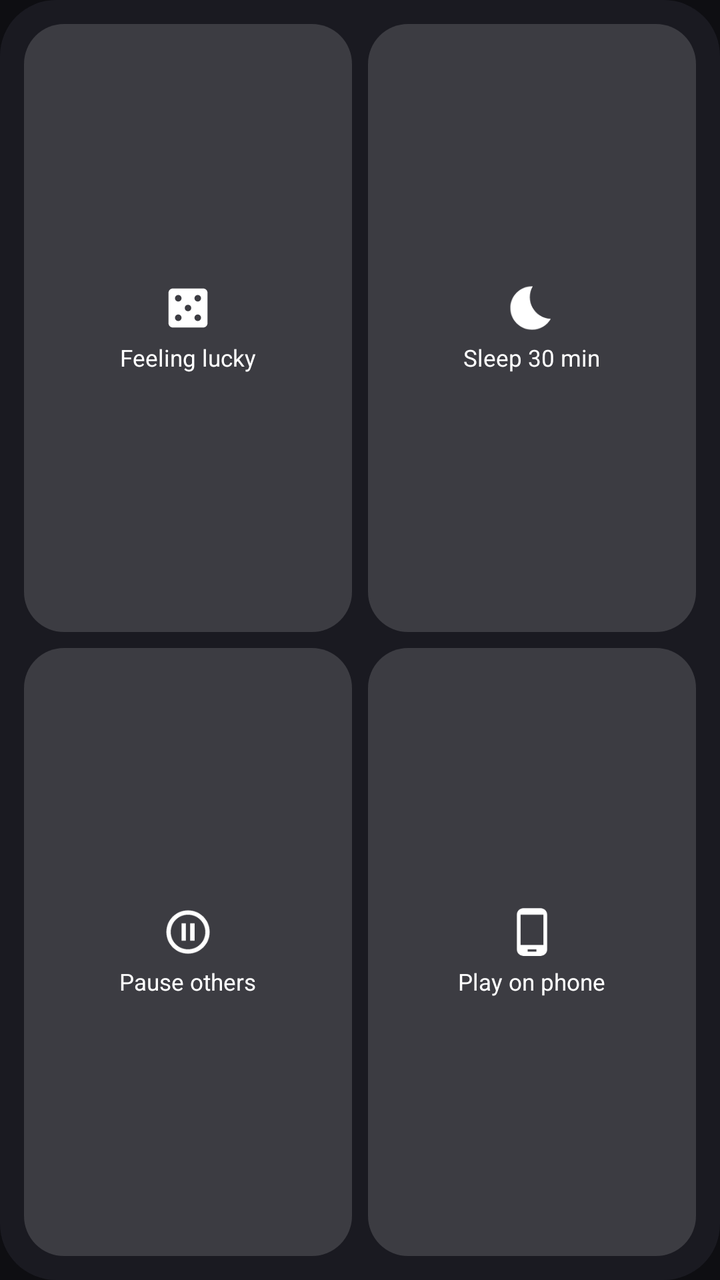
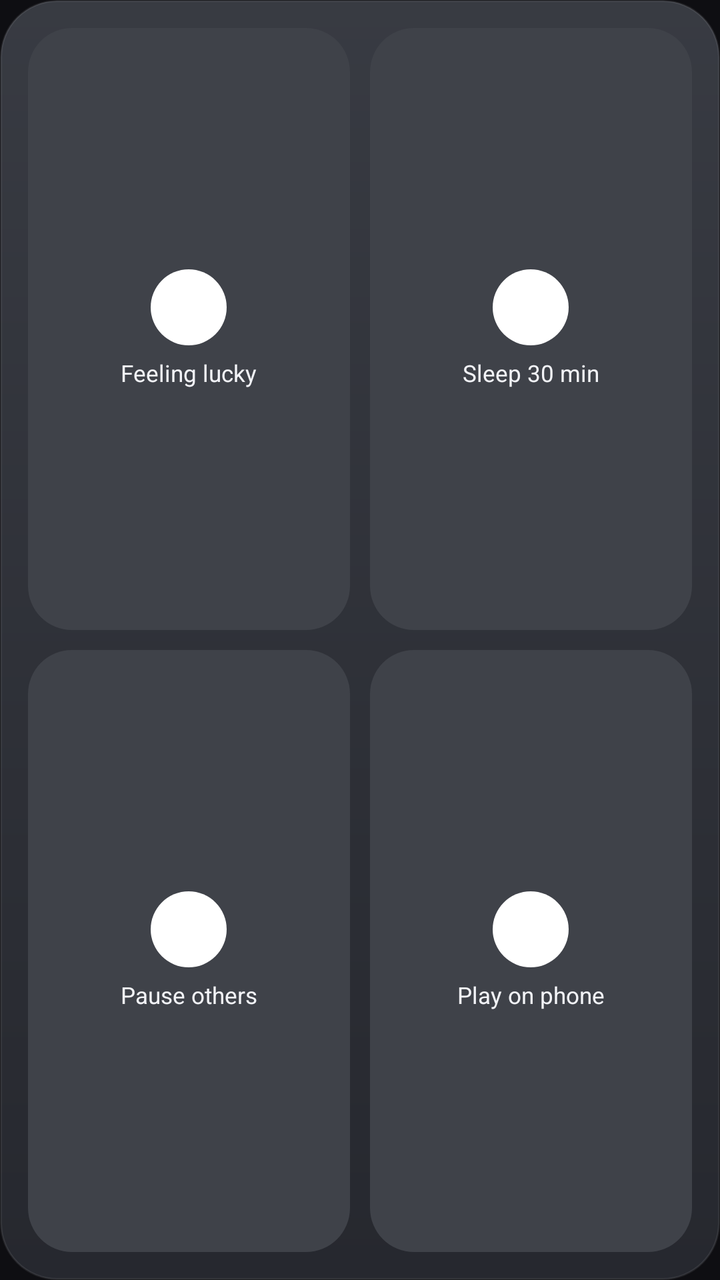

The first picture is an Android layout as it rendered before a commit; the second is the same layout after the commit. The layout source and the unified diff follow.
<!-- AndroidManifest.xml: application theme Theme.Pocketfader -->
<!-- res/layout/widget_actions.xml -->
<?xml version="1.0" encoding="utf-8"?>
<LinearLayout xmlns:android="http://schemas.android.com/apk/res/android" android:id="@+id/root" android:layout_width="match_parent" android:layout_height="match_parent" android:orientation="vertical" android:background="@drawable/widget_bg" android:padding="8dp">
    <LinearLayout android:layout_width="match_parent" android:layout_height="0dp" android:layout_weight="1" android:orientation="horizontal">
        <LinearLayout android:id="@+id/act_lucky" android:layout_width="0dp" android:layout_height="match_parent" android:layout_weight="1" android:layout_margin="4dp"
            android:background="@drawable/widget_tile" android:orientation="vertical" android:gravity="center" android:padding="6dp">
            <ImageView android:id="@+id/act_lucky_icon" android:layout_width="26dp" android:layout_height="26dp" android:src="@drawable/ic_w_dice" android:contentDescription="@null" />
            <TextView android:id="@+id/act_lucky_label" android:layout_width="wrap_content" android:layout_height="wrap_content" android:layout_marginTop="4dp" android:textColor="#FFFFFFFF" android:textSize="11.5sp" android:singleLine="true" android:ellipsize="end" android:text="Feeling lucky" />
        </LinearLayout>
        <LinearLayout android:id="@+id/act_sleep" android:layout_width="0dp" android:layout_height="match_parent" android:layout_weight="1" android:layout_margin="4dp"
            android:background="@drawable/widget_tile" android:orientation="vertical" android:gravity="center" android:padding="6dp">
            <ImageView android:id="@+id/act_sleep_icon" android:layout_width="26dp" android:layout_height="26dp" android:src="@drawable/ic_w_moon" android:contentDescription="@null" />
            <TextView android:id="@+id/act_sleep_label" android:layout_width="wrap_content" android:layout_height="wrap_content" android:layout_marginTop="4dp" android:textColor="#FFFFFFFF" android:textSize="11.5sp" android:singleLine="true" android:ellipsize="end" android:text="Sleep 30 min" />
        </LinearLayout>
    </LinearLayout>
    <LinearLayout android:layout_width="match_parent" android:layout_height="0dp" android:layout_weight="1" android:orientation="horizontal">
        <LinearLayout android:id="@+id/act_pauseall" android:layout_width="0dp" android:layout_height="match_parent" android:layout_weight="1" android:layout_margin="4dp"
            android:background="@drawable/widget_tile" android:orientation="vertical" android:gravity="center" android:padding="6dp">
            <ImageView android:id="@+id/act_pauseall_icon" android:layout_width="26dp" android:layout_height="26dp" android:src="@drawable/ic_w_pause_all" android:contentDescription="@null" />
            <TextView android:id="@+id/act_pauseall_label" android:layout_width="wrap_content" android:layout_height="wrap_content" android:layout_marginTop="4dp" android:textColor="#FFFFFFFF" android:textSize="11.5sp" android:singleLine="true" android:ellipsize="end" android:text="Pause others" />
        </LinearLayout>
        <LinearLayout android:id="@+id/act_switch" android:layout_width="0dp" android:layout_height="match_parent" android:layout_weight="1" android:layout_margin="4dp"
            android:background="@drawable/widget_tile" android:orientation="vertical" android:gravity="center" android:padding="6dp">
            <ImageView android:id="@+id/act_switch_icon" android:layout_width="26dp" android:layout_height="26dp" android:src="@drawable/ic_w_phone" android:contentDescription="@null" />
            <TextView android:id="@+id/act_switch_label" android:layout_width="wrap_content" android:layout_height="wrap_content" android:layout_marginTop="4dp" android:textColor="#FFFFFFFF" android:textSize="11.5sp" android:singleLine="true" android:ellipsize="end" android:text="Play on phone" />
        </LinearLayout>
    </LinearLayout>
</LinearLayout>
<!-- resources referenced by this layout -->
<resources>
  <!-- drawable ic_w_dice (drawable) -->
  <?xml version="1.0" encoding="utf-8"?>
  <vector xmlns:android="http://schemas.android.com/apk/res/android"
      android:width="24dp" android:height="24dp" android:viewportWidth="24" android:viewportHeight="24">
      <path android:fillColor="#FFFFFFFF" android:pathData="M19,3H5c-1.1,0 -2,0.9 -2,2v14c0,1.1 0.9,2 2,2h14c1.1,0 2,-0.9 2,-2V5c0,-1.1 -0.9,-2 -2,-2zM7.5,18c-0.83,0 -1.5,-0.67 -1.5,-1.5S6.67,15 7.5,15s1.5,0.67 1.5,1.5S8.33,18 7.5,18zm0,-9C6.67,9 6,8.33 6,7.5S6.67,6 7.5,6 9,6.67 9,7.5 8.33,9 7.5,9zm4.5,4.5c-0.83,0 -1.5,-0.67 -1.5,-1.5s0.67,-1.5 1.5,-1.5 1.5,0.67 1.5,1.5 -0.67,1.5 -1.5,1.5zm4.5,4.5c-0.83,0 -1.5,-0.67 -1.5,-1.5s0.67,-1.5 1.5,-1.5 1.5,0.67 1.5,1.5 -0.67,1.5 -1.5,1.5zm0,-9c-0.83,0 -1.5,-0.67 -1.5,-1.5S15.67,6 16.5,6s1.5,0.67 1.5,1.5S17.33,9 16.5,9z" />
  </vector>
  <!-- drawable ic_w_moon (drawable) -->
  <?xml version="1.0" encoding="utf-8"?>
  <vector xmlns:android="http://schemas.android.com/apk/res/android"
      android:width="24dp" android:height="24dp" android:viewportWidth="24" android:viewportHeight="24">
      <path android:fillColor="#FFFFFFFF" android:pathData="M12.34,2.02C6.59,1.82 2,6.42 2,12c0,5.52 4.48,10 10,10 3.71,0 6.93,-2.02 8.66,-5.02 -7.51,-0.25 -12.09,-8.43 -8.32,-14.96z" />
  </vector>
  <!-- drawable ic_w_pause_all (drawable) -->
  <?xml version="1.0" encoding="utf-8"?>
  <vector xmlns:android="http://schemas.android.com/apk/res/android"
      android:width="24dp" android:height="24dp" android:viewportWidth="24" android:viewportHeight="24">
      <path android:fillColor="#FFFFFFFF" android:pathData="M9,16h2V8H9v8zm3,-14C6.48,2 2,6.48 2,12s4.48,10 10,10 10,-4.48 10,-10S17.52,2 12,2zm0,18c-4.41,0 -8,-3.59 -8,-8s3.59,-8 8,-8 8,3.59 8,8 -3.59,8 -8,8zm1,-4h2V8h-2v8z" />
  </vector>
  <!-- drawable ic_w_phone (drawable) -->
  <?xml version="1.0" encoding="utf-8"?>
  <vector xmlns:android="http://schemas.android.com/apk/res/android"
      android:width="24dp" android:height="24dp" android:viewportWidth="24" android:viewportHeight="24">
      <path android:fillColor="#FFFFFFFF" android:pathData="M16,1H8C6.34,1 5,2.34 5,4v16c0,1.66 1.34,3 3,3h8c1.66,0 3,-1.34 3,-3V4c0,-1.66 -1.34,-3 -3,-3zm-2,20h-4v-1h4v1zm3.25,-3H6.75V4h10.5v14z" />
  </vector>
  <!-- drawable widget_bg (drawable) -->
  <?xml version="1.0" encoding="utf-8"?>
  <shape xmlns:android="http://schemas.android.com/apk/res/android" android:shape="rectangle"><solid android:color="#F01B1B22" /><corners android:radius="28dp" /></shape>
  <!-- drawable widget_tile (drawable) -->
  <?xml version="1.0" encoding="utf-8"?>
  <shape xmlns:android="http://schemas.android.com/apk/res/android" android:shape="rectangle"><solid android:color="#26FFFFFF" /><corners android:radius="20dp" /></shape>
  <style name="Theme.Pocketfader" parent="@android:style/Theme.Material.NoActionBar">
          <item name="android:windowBackground">@color/pf_window</item>
          <item name="android:statusBarColor">@android:color/transparent</item>
          <item name="android:navigationBarColor">@android:color/transparent</item>
      </style>
  <color name="pf_window">#0E0E12</color>
</resources>

<!-- the commit's change to res/layout/widget_actions.xml (unified diff, before → after) -->
@@ -1,27 +1,39 @@
 <?xml version="1.0" encoding="utf-8"?>
-<LinearLayout xmlns:android="http://schemas.android.com/apk/res/android" android:id="@+id/root" android:layout_width="match_parent" android:layout_height="match_parent" android:orientation="vertical" android:background="@drawable/widget_bg" android:padding="8dp">
+<LinearLayout xmlns:android="http://schemas.android.com/apk/res/android" android:id="@+id/root" android:layout_width="match_parent" android:layout_height="match_parent" android:orientation="vertical" android:background="@drawable/widget_card" android:padding="9dp">
     <LinearLayout android:layout_width="match_parent" android:layout_height="0dp" android:layout_weight="1" android:orientation="horizontal">
-        <LinearLayout android:id="@+id/act_lucky" android:layout_width="0dp" android:layout_height="match_parent" android:layout_weight="1" android:layout_margin="4dp"
+        <LinearLayout android:id="@+id/act_lucky" android:layout_width="0dp" android:layout_height="match_parent" android:layout_weight="1" android:layout_margin="5dp"
             android:background="@drawable/widget_tile" android:orientation="vertical" android:gravity="center" android:padding="6dp">
-            <ImageView android:id="@+id/act_lucky_icon" android:layout_width="26dp" android:layout_height="26dp" android:src="@drawable/ic_w_dice" android:contentDescription="@null" />
-            <TextView android:id="@+id/act_lucky_label" android:layout_width="wrap_content" android:layout_height="wrap_content" android:layout_marginTop="4dp" android:textColor="#FFFFFFFF" android:textSize="11.5sp" android:singleLine="true" android:ellipsize="end" android:text="Feeling lucky" />
+            <FrameLayout android:layout_width="38dp" android:layout_height="38dp">
+                <ImageView android:id="@+id/act_lucky_bg" android:layout_width="match_parent" android:layout_height="match_parent" android:src="@drawable/widget_circle" android:contentDescription="@null" />
+                <ImageView android:id="@+id/act_lucky_icon" android:layout_width="20dp" android:layout_height="20dp" android:layout_gravity="center" android:src="@drawable/ic_w_dice" android:contentDescription="@null" />
+            </FrameLayout>
+            <TextView android:id="@+id/act_lucky_label" android:layout_width="wrap_content" android:layout_height="wrap_content" android:layout_marginTop="6dp" android:textColor="#FFF2F3F7" android:textSize="11.5sp" android:singleLine="true" android:ellipsize="end" android:text="Feeling lucky" />
         </LinearLayout>
-        <LinearLayout android:id="@+id/act_sleep" android:layout_width="0dp" android:layout_height="match_parent" android:layout_weight="1" android:layout_margin="4dp"
+        <LinearLayout android:id="@+id/act_sleep" android:layout_width="0dp" android:layout_height="match_parent" android:layout_weight="1" android:layout_margin="5dp"
             android:background="@drawable/widget_tile" android:orientation="vertical" android:gravity="center" android:padding="6dp">
-            <ImageView android:id="@+id/act_sleep_icon" android:layout_width="26dp" android:layout_height="26dp" android:src="@drawable/ic_w_moon" android:contentDescription="@null" />
-            <TextView android:id="@+id/act_sleep_label" android:layout_width="wrap_content" android:layout_height="wrap_content" android:layout_marginTop="4dp" android:textColor="#FFFFFFFF" android:textSize="11.5sp" android:singleLine="true" android:ellipsize="end" android:text="Sleep 30 min" />
+            <FrameLayout android:layout_width="38dp" android:layout_height="38dp">
+                <ImageView android:id="@+id/act_sleep_bg" android:layout_width="match_parent" android:layout_height="match_parent" android:src="@drawable/widget_circle" android:contentDescription="@null" />
+                <ImageView android:id="@+id/act_sleep_icon" android:layout_width="20dp" android:layout_height="20dp" android:layout_gravity="center" android:src="@drawable/ic_w_moon" android:contentDescription="@null" />
+            </FrameLayout>
+            <TextView android:id="@+id/act_sleep_label" android:layout_width="wrap_content" android:layout_height="wrap_content" android:layout_marginTop="6dp" android:textColor="#FFF2F3F7" android:textSize="11.5sp" android:singleLine="true" android:ellipsize="end" android:text="Sleep 30 min" />
         </LinearLayout>
     </LinearLayout>
     <LinearLayout android:layout_width="match_parent" android:layout_height="0dp" android:layout_weight="1" android:orientation="horizontal">
-        <LinearLayout android:id="@+id/act_pauseall" android:layout_width="0dp" android:layout_height="match_parent" android:layout_weight="1" android:layout_margin="4dp"
+        <LinearLayout android:id="@+id/act_pauseall" android:layout_width="0dp" android:layout_height="match_parent" android:layout_weight="1" android:layout_margin="5dp"
             android:background="@drawable/widget_tile" android:orientation="vertical" android:gravity="center" android:padding="6dp">
-            <ImageView android:id="@+id/act_pauseall_icon" android:layout_width="26dp" android:layout_height="26dp" android:src="@drawable/ic_w_pause_all" android:contentDescription="@null" />
-            <TextView android:id="@+id/act_pauseall_label" android:layout_width="wrap_content" android:layout_height="wrap_content" android:layout_marginTop="4dp" android:textColor="#FFFFFFFF" android:textSize="11.5sp" android:singleLine="true" android:ellipsize="end" android:text="Pause others" />
+            <FrameLayout android:layout_width="38dp" android:layout_height="38dp">
+                <ImageView android:id="@+id/act_pauseall_bg" android:layout_width="match_parent" android:layout_height="match_parent" android:src="@drawable/widget_circle" android:contentDescription="@null" />
+                <ImageView android:id="@+id/act_pauseall_icon" android:layout_width="20dp" android:layout_height="20dp" android:layout_gravity="center" android:src="@drawable/ic_w_pause_all" android:contentDescription="@null" />
+            </FrameLayout>
+            <TextView android:id="@+id/act_pauseall_label" android:layout_width="wrap_content" android:layout_height="wrap_content" android:layout_marginTop="6dp" android:textColor="#FFF2F3F7" android:textSize="11.5sp" android:singleLine="true" android:ellipsize="end" android:text="Pause others" />
         </LinearLayout>
-        <LinearLayout android:id="@+id/act_switch" android:layout_width="0dp" android:layout_height="match_parent" android:layout_weight="1" android:layout_margin="4dp"
+        <LinearLayout android:id="@+id/act_switch" android:layout_width="0dp" android:layout_height="match_parent" android:layout_weight="1" android:layout_margin="5dp"
             android:background="@drawable/widget_tile" android:orientation="vertical" android:gravity="center" android:padding="6dp">
-            <ImageView android:id="@+id/act_switch_icon" android:layout_width="26dp" android:layout_height="26dp" android:src="@drawable/ic_w_phone" android:contentDescription="@null" />
-            <TextView android:id="@+id/act_switch_label" android:layout_width="wrap_content" android:layout_height="wrap_content" android:layout_marginTop="4dp" android:textColor="#FFFFFFFF" android:textSize="11.5sp" android:singleLine="true" android:ellipsize="end" android:text="Play on phone" />
+            <FrameLayout android:layout_width="38dp" android:layout_height="38dp">
+                <ImageView android:id="@+id/act_switch_bg" android:layout_width="match_parent" android:layout_height="match_parent" android:src="@drawable/widget_circle" android:contentDescription="@null" />
+                <ImageView android:id="@+id/act_switch_icon" android:layout_width="20dp" android:layout_height="20dp" android:layout_gravity="center" android:src="@drawable/ic_w_phone" android:contentDescription="@null" />
+            </FrameLayout>
+            <TextView android:id="@+id/act_switch_label" android:layout_width="wrap_content" android:layout_height="wrap_content" android:layout_marginTop="6dp" android:textColor="#FFF2F3F7" android:textSize="11.5sp" android:singleLine="true" android:ellipsize="end" android:text="Play on phone" />
         </LinearLayout>
     </LinearLayout>
 </LinearLayout>
<!-- resource entries referenced after the edit -->
@@ -24,12 +24,19 @@
       android:width="24dp" android:height="24dp" android:viewportWidth="24" android:viewportHeight="24">
       <path android:fillColor="#FFFFFFFF" android:pathData="M16,1H8C6.34,1 5,2.34 5,4v16c0,1.66 1.34,3 3,3h8c1.66,0 3,-1.34 3,-3V4c0,-1.66 -1.34,-3 -3,-3zm-2,20h-4v-1h4v1zm3.25,-3H6.75V4h10.5v14z" />
   </vector>
-  <!-- drawable widget_bg (drawable) -->
+  <!-- drawable widget_card (drawable) -->
   <?xml version="1.0" encoding="utf-8"?>
-  <shape xmlns:android="http://schemas.android.com/apk/res/android" android:shape="rectangle"><solid android:color="#F01B1B22" /><corners android:radius="28dp" /></shape>
+  <shape xmlns:android="http://schemas.android.com/apk/res/android" android:shape="rectangle">
+      <gradient android:angle="270" android:startColor="#F23A3D45" android:endColor="#F2272930" />
+      <stroke android:width="1dp" android:color="#14FFFFFF" />
+      <corners android:radius="28dp" />
+  </shape>
+  <!-- drawable widget_circle (drawable) -->
+  <?xml version="1.0" encoding="utf-8"?>
+  <shape xmlns:android="http://schemas.android.com/apk/res/android" android:shape="oval"><solid android:color="#FFFFFFFF" /></shape>
   <!-- drawable widget_tile (drawable) -->
   <?xml version="1.0" encoding="utf-8"?>
-  <shape xmlns:android="http://schemas.android.com/apk/res/android" android:shape="rectangle"><solid android:color="#26FFFFFF" /><corners android:radius="20dp" /></shape>
+  <shape xmlns:android="http://schemas.android.com/apk/res/android" android:shape="rectangle"><solid android:color="#FF3F4249" /><corners android:radius="22dp" /></shape>
   <style name="Theme.Pocketfader" parent="@android:style/Theme.Material.NoActionBar">
           <item name="android:windowBackground">@color/pf_window</item>
           <item name="android:statusBarColor">@android:color/transparent</item>
